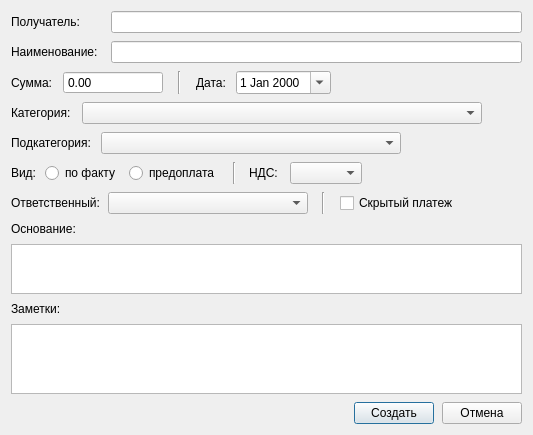
This is designer/ui/eventdialog.ui in Aleee/FinanceCalender as Qt 5 draws it before an edit. The edited form follows.
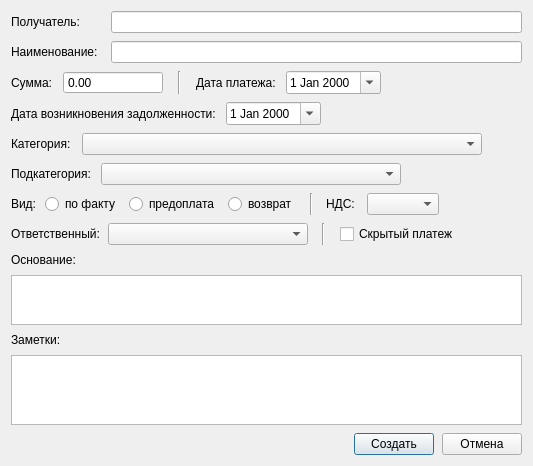
This is the edited form. Custom widgets are drawn as their Qt base class.

Patch:
```diff
--- a/designer/ui/eventdialog.ui
+++ b/designer/ui/eventdialog.ui
@@ -7,7 +7,7 @@
     <x>0</x>
     <y>0</y>
     <width>599</width>
-    <height>452</height>
+    <height>478</height>
    </rect>
   </property>
   <property name="windowTitle">
@@ -22,7 +22,7 @@
      <property name="spacing">
       <number>8</number>
      </property>
-     <item row="11" column="1">
+     <item row="11" column="0">
       <widget class="QPlainTextEdit" name="te_notes">
        <property name="minimumSize">
         <size>
@@ -38,7 +38,111 @@
        </property>
       </widget>
      </item>
-     <item row="9" column="1">
+     <item row="10" column="0">
+      <widget class="QLabel" name="label_9">
+       <property name="text">
+        <string>Заметки:</string>
+       </property>
+      </widget>
+     </item>
+     <item row="6" column="0">
+      <layout class="QHBoxLayout" name="horizontalLayout_6">
+       <property name="spacing">
+        <number>8</number>
+       </property>
+       <item>
+        <widget class="QLabel" name="label_8">
+         <property name="text">
+          <string>Вид:</string>
+         </property>
+        </widget>
+       </item>
+       <item>
+        <widget class="QRadioButton" name="rb_typenormal">
+         <property name="text">
+          <string>по факту</string>
+         </property>
+        </widget>
+       </item>
+       <item>
+        <widget class="QRadioButton" name="rb_typeadvance">
+         <property name="text">
+          <string>предоплата</string>
+         </property>
+        </widget>
+       </item>
+       <item>
+        <widget class="QRadioButton" name="rb_typerefund">
+         <property name="text">
+          <string>возврат</string>
+         </property>
+        </widget>
+       </item>
+       <item>
+        <spacer name="horizontalSpacer_6">
+         <property name="orientation">
+          <enum>Qt::Orientation::Horizontal</enum>
+         </property>
+         <property name="sizeType">
+          <enum>QSizePolicy::Policy::Fixed</enum>
+         </property>
+         <property name="sizeHint" stdset="0">
+          <size>
+           <width>5</width>
+           <height>20</height>
+          </size>
+         </property>
+        </spacer>
+       </item>
+       <item>
+        <widget class="Line" name="line">
+         <property name="orientation">
+          <enum>Qt::Orientation::Vertical</enum>
+         </property>
+        </widget>
+       </item>
+       <item>
+        <spacer name="horizontalSpacer_7">
+         <property name="orientation">
+          <enum>Qt::Orientation::Horizontal</enum>
+         </property>
+         <property name="sizeType">
+          <enum>QSizePolicy::Policy::Fixed</enum>
+         </property>
+         <property name="sizeHint" stdset="0">
+          <size>
+           <width>5</width>
+           <height>20</height>
+          </size>
+         </property>
+        </spacer>
+       </item>
+       <item>
+        <widget class="QLabel" name="label_10">
+         <property name="text">
+          <string>НДС: </string>
+         </property>
+        </widget>
+       </item>
+       <item>
+        <widget class="QComboBox" name="cmb_nds"/>
+       </item>
+       <item>
+        <spacer name="horizontalSpacer_10">
+         <property name="orientation">
+          <enum>Qt::Orientation::Horizontal</enum>
+         </property>
+         <property name="sizeHint" stdset="0">
+          <size>
+           <width>40</width>
+           <height>20</height>
+          </size>
+         </property>
+        </spacer>
+       </item>
+      </layout>
+     </item>
+     <item row="9" column="0">
       <widget class="CompletingPlainTextEdit" name="te_descr">
        <property name="minimumSize">
         <size>
@@ -54,7 +158,81 @@
        </property>
       </widget>
      </item>
-     <item row="0" column="1">
+     <item row="7" column="0">
+      <layout class="QHBoxLayout" name="horizontalLayout_7">
+       <property name="spacing">
+        <number>4</number>
+       </property>
+       <item>
+        <widget class="QLabel" name="label_7">
+         <property name="text">
+          <string>Ответственный: </string>
+         </property>
+        </widget>
+       </item>
+       <item>
+        <widget class="QComboBox" name="cmb_responsible">
+         <property name="minimumSize">
+          <size>
+           <width>200</width>
+           <height>0</height>
+          </size>
+         </property>
+        </widget>
+       </item>
+       <item>
+        <spacer name="horizontalSpacer_12">
+         <property name="orientation">
+          <enum>Qt::Orientation::Horizontal</enum>
+         </property>
+         <property name="sizeType">
+          <enum>QSizePolicy::Policy::Fixed</enum>
+         </property>
+         <property name="sizeHint" stdset="0">
+          <size>
+           <width>10</width>
+           <height>20</height>
+          </size>
+         </property>
+        </spacer>
+       </item>
+       <item>
+        <widget class="Line" name="line_3">
+         <property name="orientation">
+          <enum>Qt::Orientation::Vertical</enum>
+         </property>
+        </widget>
+       </item>
+       <item>
+        <widget class="QLabel" name="label_12">
+         <property name="text">
+          <string/>
+         </property>
+        </widget>
+       </item>
+       <item>
+        <widget class="QCheckBox" name="chb_hidden">
+         <property name="text">
+          <string>Скрытый платеж</string>
+         </property>
+        </widget>
+       </item>
+       <item>
+        <spacer name="horizontalSpacer_9">
+         <property name="orientation">
+          <enum>Qt::Orientation::Horizontal</enum>
+         </property>
+         <property name="sizeHint" stdset="0">
+          <size>
+           <width>40</width>
+           <height>20</height>
+          </size>
+         </property>
+        </spacer>
+       </item>
+      </layout>
+     </item>
+     <item row="0" column="0">
       <layout class="QHBoxLayout" name="horizontalLayout_2">
        <item>
         <layout class="QGridLayout" name="gridLayout_3">
@@ -101,67 +279,33 @@
        </item>
       </layout>
      </item>
-     <item row="7" column="1">
-      <layout class="QHBoxLayout" name="horizontalLayout_7">
+     <item row="2" column="0">
+      <layout class="QHBoxLayout" name="horizontalLayout_10">
        <property name="spacing">
-        <number>4</number>
+        <number>10</number>
        </property>
        <item>
-        <widget class="QLabel" name="label_7">
+        <widget class="QLabel" name="label_13">
          <property name="text">
-          <string>Ответственный: </string>
+          <string>Дата возникновения задолженности:</string>
          </property>
         </widget>
        </item>
        <item>
-        <widget class="QComboBox" name="cmb_responsible">
+        <widget class="QDateEdit" name="de_incurrencedate">
          <property name="minimumSize">
           <size>
-           <width>200</width>
+           <width>80</width>
            <height>0</height>
           </size>
          </property>
-        </widget>
-       </item>
-       <item>
-        <spacer name="horizontalSpacer_12">
-         <property name="orientation">
-          <enum>Qt::Orientation::Horizontal</enum>
+         <property name="calendarPopup">
+          <bool>true</bool>
          </property>
-         <property name="sizeType">
-          <enum>QSizePolicy::Policy::Fixed</enum>
-         </property>
-         <property name="sizeHint" stdset="0">
-          <size>
-           <width>10</width>
-           <height>20</height>
-          </size>
-         </property>
-        </spacer>
-       </item>
-       <item>
-        <widget class="Line" name="line_3">
-         <property name="orientation">
-          <enum>Qt::Orientation::Vertical</enum>
-         </property>
         </widget>
        </item>
        <item>
-        <widget class="QLabel" name="label_12">
-         <property name="text">
-          <string/>
-         </property>
-        </widget>
-       </item>
-       <item>
-        <widget class="QCheckBox" name="chb_hidden">
-         <property name="text">
-          <string>Скрытый платеж</string>
-         </property>
-        </widget>
-       </item>
-       <item>
-        <spacer name="horizontalSpacer_9">
+        <spacer name="horizontalSpacer_13">
          <property name="orientation">
           <enum>Qt::Orientation::Horizontal</enum>
          </property>
@@ -175,14 +319,14 @@
        </item>
       </layout>
      </item>
-     <item row="10" column="1">
-      <widget class="QLabel" name="label_9">
+     <item row="8" column="0">
+      <widget class="QLabel" name="label_6">
        <property name="text">
-        <string>Заметки:</string>
+        <string>Основание:</string>
        </property>
       </widget>
      </item>
-     <item row="5" column="1">
+     <item row="5" column="0">
       <widget class="QWidget" name="wdg_subcategory" native="true">
        <layout class="QHBoxLayout" name="horizontalLayout_5">
         <property name="spacing">
@@ -239,7 +383,7 @@
        </layout>
       </widget>
      </item>
-     <item row="4" column="1">
+     <item row="4" column="0">
       <layout class="QHBoxLayout" name="horizontalLayout_8">
        <item>
         <widget class="QLabel" name="label_5">
@@ -273,7 +417,7 @@
        </item>
       </layout>
      </item>
-     <item row="12" column="1">
+     <item row="12" column="0">
       <layout class="QHBoxLayout" name="horizontalLayout_3">
        <item>
         <spacer name="horizontalSpacer_8">
@@ -293,6 +437,9 @@
          <property name="text">
           <string>Создать</string>
          </property>
+         <property name="default">
+          <bool>true</bool>
+         </property>
         </widget>
        </item>
        <item>
@@ -307,104 +454,7 @@
        </item>
       </layout>
      </item>
-     <item row="6" column="1">
-      <layout class="QHBoxLayout" name="horizontalLayout_6">
-       <property name="spacing">
-        <number>8</number>
-       </property>
-       <item>
-        <widget class="QLabel" name="label_8">
-         <property name="text">
-          <string>Вид:</string>
-         </property>
-        </widget>
-       </item>
-       <item>
-        <widget class="QRadioButton" name="rb_typenormal">
-         <property name="text">
-          <string>по факту</string>
-         </property>
-        </widget>
-       </item>
-       <item>
-        <widget class="QRadioButton" name="rb_typeadvance">
-         <property name="text">
-          <string>предоплата</string>
-         </property>
-        </widget>
-       </item>
-       <item>
-        <spacer name="horizontalSpacer_6">
-         <property name="orientation">
-          <enum>Qt::Orientation::Horizontal</enum>
-         </property>
-         <property name="sizeType">
-          <enum>QSizePolicy::Policy::Fixed</enum>
-         </property>
-         <property name="sizeHint" stdset="0">
-          <size>
-           <width>5</width>
-           <height>20</height>
-          </size>
-         </property>
-        </spacer>
-       </item>
-       <item>
-        <widget class="Line" name="line">
-         <property name="orientation">
-          <enum>Qt::Orientation::Vertical</enum>
-         </property>
-        </widget>
-       </item>
-       <item>
-        <spacer name="horizontalSpacer_7">
-         <property name="orientation">
-          <enum>Qt::Orientation::Horizontal</enum>
-         </property>
-         <property name="sizeType">
-          <enum>QSizePolicy::Policy::Fixed</enum>
-         </property>
-         <property name="sizeHint" stdset="0">
-          <size>
-           <width>5</width>
-           <height>20</height>
-          </size>
-         </property>
-        </spacer>
-       </item>
-       <item>
-        <widget class="QLabel" name="label_10">
-         <property name="text">
-          <string>НДС: </string>
-         </property>
-        </widget>
-       </item>
-       <item>
-        <widget class="QComboBox" name="cmb_nds"/>
-       </item>
-       <item>
-        <spacer name="horizontalSpacer_10">
-         <property name="orientation">
-          <enum>Qt::Orientation::Horizontal</enum>
-         </property>
-         <property name="sizeHint" stdset="0">
-          <size>
-           <width>40</width>
-           <height>20</height>
-          </size>
-         </property>
-        </spacer>
-       </item>
-      </layout>
-     </item>
-     <item row="8" column="1">
-      <widget class="QLabel" name="label_6">
-       <property name="text">
-        <string>Основание:</string>
-       </property>
-      </widget>
-     </item>
-     <item row="1" column="1">
+     <item row="1" column="0">
       <layout class="QHBoxLayout" name="horizontalLayout_4">
        <property name="spacing">
         <number>10</number>
@@ -474,7 +524,7 @@
        <item>
         <widget class="QLabel" name="label_4">
          <property name="text">
-          <string>Дата:</string>
+          <string>Дата платежа:</string>
          </property>
         </widget>
        </item>
```
Left out of the diff: 9 changed lines with no effect on the pictures.
